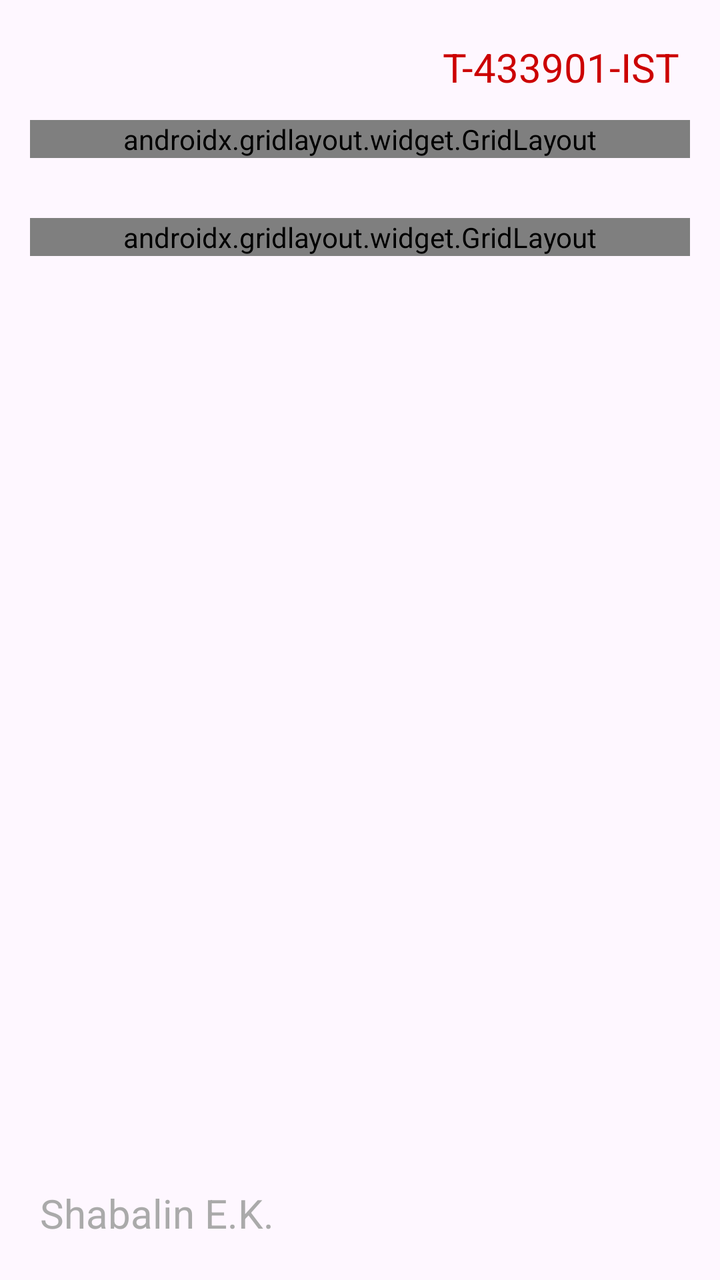
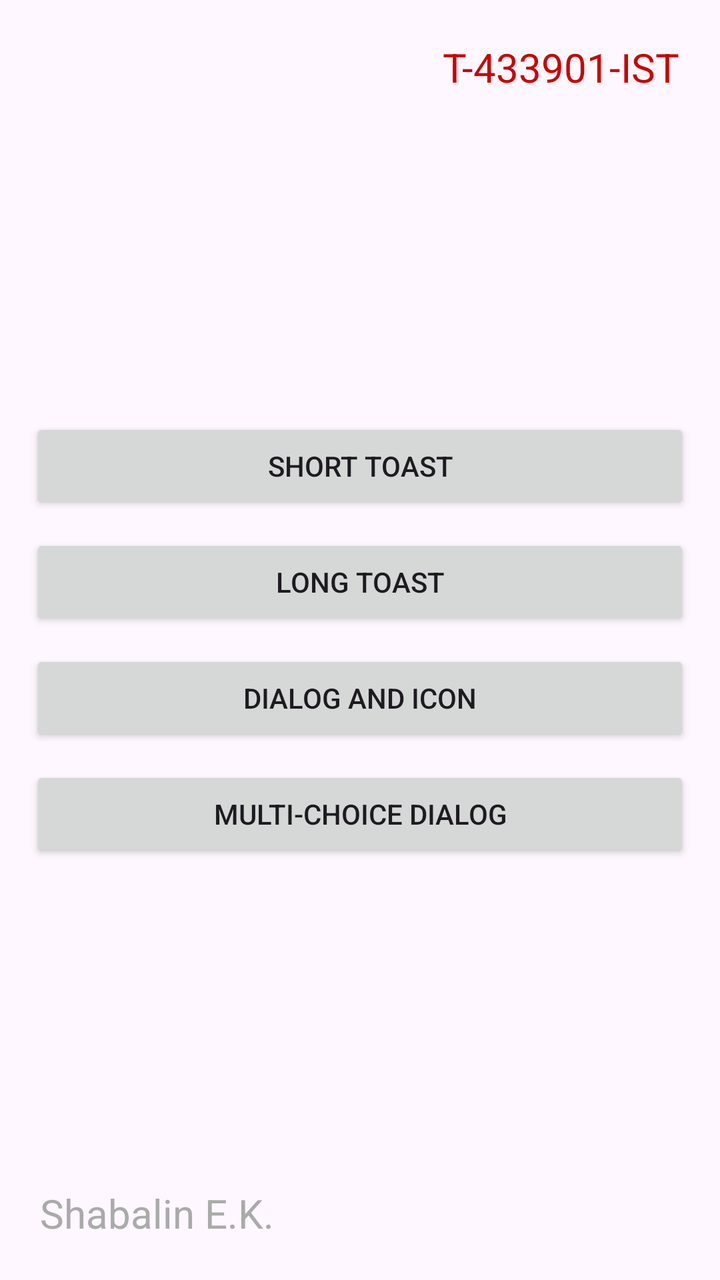

Before-and-after screenshots of an Android layout around one commit, followed by the original layout XML and the change that was made.
<!-- AndroidManifest.xml: application theme Theme.Taskappandroid -->
<!-- res/layout/activity_main.xml -->
<?xml version="1.0" encoding="utf-8"?>
<androidx.constraintlayout.widget.ConstraintLayout xmlns:android="http://schemas.android.com/apk/res/android"
    xmlns:app="http://schemas.android.com/apk/res-auto"
    xmlns:tools="http://schemas.android.com/tools"
    android:id="@+id/main"
    android:layout_width="match_parent"
    android:layout_height="match_parent"
    tools:context=".MainActivity">

    <TextView
        android:id="@+id/textView1"
        android:layout_width="wrap_content"
        android:layout_height="wrap_content"
        android:layout_marginStart="20dp"
        android:layout_marginBottom="20dp"
        android:text="Shabalin E.K."
        android:textColor="@android:color/darker_gray"
        android:textSize="20sp"
        app:layout_constraintBottom_toBottomOf="parent"
        app:layout_constraintStart_toStartOf="parent" />

    <TextView
        android:id="@+id/textView2"
        android:layout_width="wrap_content"
        android:layout_height="wrap_content"
        android:layout_marginTop="20dp"
        android:layout_marginEnd="20dp"
        android:text="T-433901-IST"
        android:textColor="@android:color/holo_red_dark"
        android:textSize="20sp"
        app:layout_constraintEnd_toEndOf="parent"
        app:layout_constraintTop_toTopOf="parent" />

    
    <androidx.gridlayout.widget.GridLayout
        android:id="@+id/gridLayoutOperations"
        android:layout_width="0dp"
        android:layout_height="wrap_content"
        android:layout_marginStart="15dp"
        android:layout_marginTop="60dp"
        android:layout_marginEnd="15dp"
        app:alignmentMode="alignMargins"
        app:columnCount="5"
        app:layout_constraintEnd_toEndOf="parent"
        app:layout_constraintStart_toStartOf="parent"
        app:layout_constraintTop_toTopOf="parent"
        app:rowCount="1">

        <EditText
            android:id="@+id/editTextNumber1"
            android:layout_width="0dp"
            android:layout_height="wrap_content"
            android:gravity="center"
            android:inputType="number|numberDecimal|numberSigned"
            android:textSize="20sp"
            app:layout_column="0"
            app:layout_columnWeight="1"
            app:layout_gravity="fill_horizontal|center_vertical"
            app:layout_row="0" />

        <TextView
            android:id="@+id/textViewOperation"
            android:layout_width="0dp"
            android:layout_height="wrap_content"
            android:gravity="center"
            android:text="~"
            android:textSize="20sp"
            android:textStyle="bold"
            app:layout_column="1"
            app:layout_columnWeight="1"
            app:layout_gravity="fill_horizontal|center_vertical"
            app:layout_row="0" />

        <EditText
            android:id="@+id/editTextNumber2"
            android:layout_width="0dp"
            android:layout_height="wrap_content"
            android:gravity="center"
            android:inputType="number|numberDecimal|numberSigned"
            android:textSize="20sp"
            app:layout_column="2"
            app:layout_columnWeight="1"
            app:layout_gravity="fill_horizontal|center_vertical"
            app:layout_row="0" />

        <TextView
            android:id="@+id/textViewEquals"
            android:layout_width="0dp"
            android:layout_height="wrap_content"
            android:gravity="center"
            android:text="="
            android:textSize="20sp"
            android:textStyle="bold"
            app:layout_column="3"
            app:layout_columnWeight="1"
            app:layout_gravity="fill_horizontal|center_vertical"
            app:layout_row="0" />

        <TextView
            android:id="@+id/textViewResult"
            android:layout_width="0dp"
            android:layout_height="wrap_content"
            android:gravity="center"
            android:text="0"
            android:textSize="20sp"
            android:textStyle="bold"
            app:layout_column="4"
            app:layout_columnWeight="1"
            app:layout_gravity="fill_horizontal|center_vertical"
            app:layout_row="0" />
    </androidx.gridlayout.widget.GridLayout>

    
    <androidx.gridlayout.widget.GridLayout
        android:id="@+id/gridLayoutButtons"
        android:layout_width="0dp"
        android:layout_height="wrap_content"
        android:layout_marginStart="15dp"
        android:layout_marginTop="30dp"
        android:layout_marginEnd="15dp"
        app:columnCount="3"
        app:layout_constraintEnd_toEndOf="parent"
        app:layout_constraintStart_toStartOf="parent"
        app:layout_constraintTop_toBottomOf="@+id/gridLayoutOperations"
        app:rowCount="3">

        <Button
            android:id="@+id/buttonPlus"
            style="@style/Widget.AppCompat.Button"
            android:layout_width="0dp"
            android:layout_height="0dp"
            android:layout_margin="3dp"
            android:text="+"
            android:textSize="20sp"
            app:layout_column="0"
            app:layout_columnWeight="1"
            app:layout_gravity="fill"
            app:layout_row="0"
            app:layout_rowSpan="2"
            app:layout_rowWeight="2" />

        <Button
            android:id="@+id/buttonMinus"
            style="@style/Widget.AppCompat.Button"
            android:layout_width="0dp"
            android:layout_height="wrap_content"
            android:layout_margin="3dp"
            android:text="–"
            android:textSize="20sp"
            app:layout_column="1"
            app:layout_columnWeight="1"
            app:layout_gravity="fill"
            app:layout_row="0"
            app:layout_rowWeight="1" />

        <Button
            android:id="@+id/buttonDivide"
            style="@style/Widget.AppCompat.Button"
            android:layout_width="0dp"
            android:layout_height="wrap_content"
            android:layout_margin="3dp"
            android:text="/"
            android:textSize="20sp"
            app:layout_column="2"
            app:layout_columnWeight="1"
            app:layout_gravity="fill"
            app:layout_row="0"
            app:layout_rowWeight="1" />

        <Button
            android:id="@+id/buttonMultiply"
            style="@style/Widget.AppCompat.Button"
            android:layout_width="0dp"
            android:layout_height="wrap_content"
            android:layout_margin="3dp"
            android:text="*"
            android:textSize="20sp"
            app:layout_column="1"
            app:layout_columnSpan="2"
            app:layout_columnWeight="2"
            app:layout_gravity="fill"
            app:layout_row="1"
            app:layout_rowWeight="1" />

        <Button
            android:id="@+id/buttonClear"
            style="@style/Widget.AppCompat.Button"
            android:layout_width="0dp"
            android:layout_height="wrap_content"
            android:layout_margin="3dp"
            android:text="C"
            android:textSize="20sp"
            app:layout_column="0"
            app:layout_columnSpan="3"
            app:layout_columnWeight="3"
            app:layout_gravity="fill"
            app:layout_row="2"
            app:layout_rowWeight="1" />
    </androidx.gridlayout.widget.GridLayout>

</androidx.constraintlayout.widget.ConstraintLayout>
<!-- resources referenced by this layout -->
<resources>
  <style name="Theme.Taskappandroid" parent="Base.Theme.Taskappandroid" />
  <style name="Base.Theme.Taskappandroid" parent="Theme.Material3.DayNight.NoActionBar">
          
          
      </style>
</resources>

<!-- the commit's change to res/layout/activity_main.xml (unified diff, before → after) -->
@@ -31,171 +31,52 @@
         app:layout_constraintEnd_toEndOf="parent"
         app:layout_constraintTop_toTopOf="parent" />
 
-    
-    <androidx.gridlayout.widget.GridLayout
-        android:id="@+id/gridLayoutOperations"
+    <LinearLayout
+        android:id="@+id/buttons"
         android:layout_width="0dp"
-        android:layout_height="wrap_content"
-        android:layout_marginStart="15dp"
-        android:layout_marginTop="60dp"
-        android:layout_marginEnd="15dp"
-        app:alignmentMode="alignMargins"
-        app:columnCount="5"
+        android:layout_height="0dp"
+        android:layout_marginStart="10dp"
+        android:layout_marginTop="5dp"
+        android:layout_marginEnd="10dp"
+        android:layout_marginBottom="5dp"
+        android:gravity="center"
+        android:orientation="vertical"
+        app:layout_constraintBottom_toTopOf="@+id/textView1"
         app:layout_constraintEnd_toEndOf="parent"
         app:layout_constraintStart_toStartOf="parent"
-        app:layout_constraintTop_toTopOf="parent"
-        app:rowCount="1">
+        app:layout_constraintTop_toBottomOf="@+id/textView2">
 
-        <EditText
-            android:id="@+id/editTextNumber1"
-            android:layout_width="0dp"
+        <Button
+            android:id="@+id/button1"
+            android:layout_width="match_parent"
             android:layout_height="wrap_content"
-            android:gravity="center"
-            android:inputType="number|numberDecimal|numberSigned"
-            android:textSize="20sp"
-            app:layout_column="0"
-            app:layout_columnWeight="1"
-            app:layout_gravity="fill_horizontal|center_vertical"
-            app:layout_row="0" />
+            android:layout_margin="5dp"
+            android:text="Short Toast" />
 
-        <TextView
-            android:id="@+id/textViewOperation"
-            android:layout_width="0dp"
+        <Button
+            android:id="@+id/button2"
+            android:layout_width="match_parent"
             android:layout_height="wrap_content"
-            android:gravity="center"
-            android:text="~"
-            android:textSize="20sp"
-            android:textStyle="bold"
-            app:layout_column="1"
-            app:layout_columnWeight="1"
-            app:layout_gravity="fill_horizontal|center_vertical"
-            app:layout_row="0" />
+            android:layout_margin="5dp"
+            android:text="Long Toast" />
 
-        <EditText
-            android:id="@+id/editTextNumber2"
-            android:layout_width="0dp"
+        <Button
+            android:id="@+id/button3"
+            android:layout_width="match_parent"
             android:layout_height="wrap_content"
-            android:gravity="center"
-            android:inputType="number|numberDecimal|numberSigned"
-            android:textSize="20sp"
-            app:layout_column="2"
-            app:layout_columnWeight="1"
-            app:layout_gravity="fill_horizontal|center_vertical"
-            app:layout_row="0" />
+            android:layout_margin="5dp"
+            android:text="Dialog and Icon" />
 
-        <TextView
-            android:id="@+id/textViewEquals"
-            android:layout_width="0dp"
+        <Button
+            android:id="@+id/button4"
+            android:layout_width="match_parent"
             android:layout_height="wrap_content"
-            android:gravity="center"
-            android:text="="
-            android:textSize="20sp"
-            android:textStyle="bold"
-            app:layout_column="3"
-            app:layout_columnWeight="1"
-            app:layout_gravity="fill_horizontal|center_vertical"
-            app:layout_row="0" />
-
-        <TextView
-            android:id="@+id/textViewResult"
-            android:layout_width="0dp"
-            android:layout_height="wrap_content"
-            android:gravity="center"
-            android:text="0"
-            android:textSize="20sp"
-            android:textStyle="bold"
-            app:layout_column="4"
-            app:layout_columnWeight="1"
-            app:layout_gravity="fill_horizontal|center_vertical"
-            app:layout_row="0" />
-    </androidx.gridlayout.widget.GridLayout>
+            android:layout_margin="5dp"
+            android:text="Multi-Choice Dialog" />
+    </LinearLayout>
 
     
-    <androidx.gridlayout.widget.GridLayout
-        android:id="@+id/gridLayoutButtons"
-        android:layout_width="0dp"
-        android:layout_height="wrap_content"
-        android:layout_marginStart="15dp"
-        android:layout_marginTop="30dp"
-        android:layout_marginEnd="15dp"
-        app:columnCount="3"
-        app:layout_constraintEnd_toEndOf="parent"
-        app:layout_constraintStart_toStartOf="parent"
-        app:layout_constraintTop_toBottomOf="@+id/gridLayoutOperations"
-        app:rowCount="3">
 
-        <Button
-            android:id="@+id/buttonPlus"
-            style="@style/Widget.AppCompat.Button"
-            android:layout_width="0dp"
-            android:layout_height="0dp"
-            android:layout_margin="3dp"
-            android:text="+"
-            android:textSize="20sp"
-            app:layout_column="0"
-            app:layout_columnWeight="1"
-            app:layout_gravity="fill"
-            app:layout_row="0"
-            app:layout_rowSpan="2"
-            app:layout_rowWeight="2" />
-
-        <Button
-            android:id="@+id/buttonMinus"
-            style="@style/Widget.AppCompat.Button"
-            android:layout_width="0dp"
-            android:layout_height="wrap_content"
-            android:layout_margin="3dp"
-            android:text="–"
-            android:textSize="20sp"
-            app:layout_column="1"
-            app:layout_columnWeight="1"
-            app:layout_gravity="fill"
-            app:layout_row="0"
-            app:layout_rowWeight="1" />
-
-        <Button
-            android:id="@+id/buttonDivide"
-            style="@style/Widget.AppCompat.Button"
-            android:layout_width="0dp"
-            android:layout_height="wrap_content"
-            android:layout_margin="3dp"
-            android:text="/"
-            android:textSize="20sp"
-            app:layout_column="2"
-            app:layout_columnWeight="1"
-            app:layout_gravity="fill"
-            app:layout_row="0"
-            app:layout_rowWeight="1" />
-
-        <Button
-            android:id="@+id/buttonMultiply"
-            style="@style/Widget.AppCompat.Button"
-            android:layout_width="0dp"
-            android:layout_height="wrap_content"
-            android:layout_margin="3dp"
-            android:text="*"
-            android:textSize="20sp"
-            app:layout_column="1"
-            app:layout_columnSpan="2"
-            app:layout_columnWeight="2"
-            app:layout_gravity="fill"
-            app:layout_row="1"
-            app:layout_rowWeight="1" />
-
-        <Button
-            android:id="@+id/buttonClear"
-            style="@style/Widget.AppCompat.Button"
-            android:layout_width="0dp"
-            android:layout_height="wrap_content"
-            android:layout_margin="3dp"
-            android:text="C"
-            android:textSize="20sp"
-            app:layout_column="0"
-            app:layout_columnSpan="3"
-            app:layout_columnWeight="3"
-            app:layout_gravity="fill"
-            app:layout_row="2"
-            app:layout_rowWeight="1" />
-    </androidx.gridlayout.widget.GridLayout>
+    
 
 </androidx.constraintlayout.widget.ConstraintLayout>
